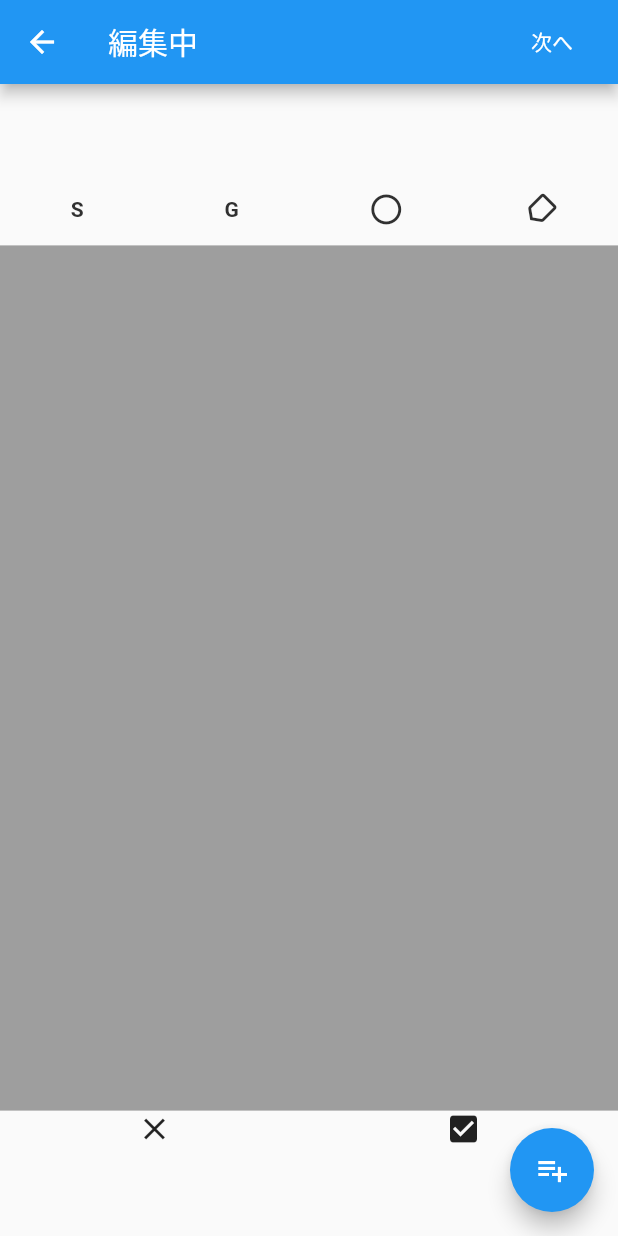
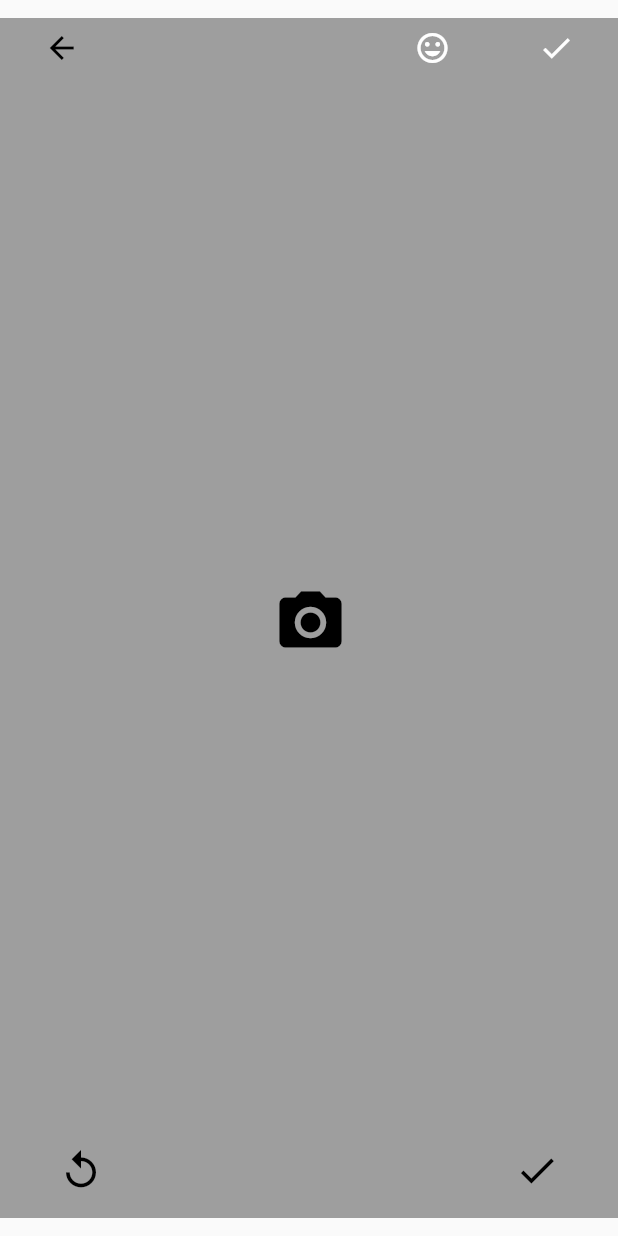
Before and after one commit to yun8686/Bouldering, a Flutter app: the MyImagePage screen opened directly, on a phone screen of 412 x 824 dp. Run offline on Flutter 3.47's test engine with Material 2 defaults, Android fonts, the light colour scheme and no system bars; our stand-ins replace auto_size_text, bubble, cloud_firestore, firebase_auth, flutter_signin_button, geolocator and 4 more; missing offline and left inert: flutter_picker, google_maps_webservice; accounts and stored records are empty.

Commit message:
画像編集画面：デザイン変更

```diff
--- a/lib/camera/camera.dart
+++ b/lib/camera/camera.dart
@@ -38,6 +38,8 @@ class _MyImagePageState extends State<MyImagePage>{
   //　選択フラグ
   var pressAttention = new List.generate(4, (i)=>false);
   var selectMark = '';
+  // 画像が入っていない場合はtrueでカメラアイコンを表示
+  var _canShowCameraIcon = true;
 
   GlobalKey _canvasKey = GlobalKey();
 
@@ -45,28 +47,192 @@ class _MyImagePageState extends State<MyImagePage>{
   Widget build(BuildContext context) {
     mediasize = MediaQuery.of(context).size;
     return Scaffold(
-      appBar: AppBar(
-        leading: IconButton(
-          icon: Icon(Icons.arrow_back),
-          onPressed: () => Navigator.pop(this.context),
-        ),
-        title: Text("編集中"),
-        actions: <Widget>[
-          FlatButton(
-          textColor: Colors.white,
-          onPressed: () {},
-          child: Text("次へ"),
-          shape: CircleBorder(side: BorderSide(color: Colors.transparent)),
-        ),
-      ],
-     ),
-      body: SafeArea(
+      body:
+      Stack(
+        children: <Widget>[
+          SafeArea(
           child: GestureDetector(
             child:Column(
               mainAxisAlignment: MainAxisAlignment.center,
               children: <Widget>[
-              // マーク選択
-              Row(children: <Widget>[
+                Container(
+                  height: 40,
+                  decoration: new BoxDecoration(
+                    color: Colors.grey,
+                  ),
+                  child:Row(
+                    crossAxisAlignment: CrossAxisAlignment.start,
+                    children: <Widget>[
+                      // 戻るアイコン
+                      SizedBox(
+                        height: 40,
+                        width: MediaQuery.of(context).size.width * 0.2,
+                        child: IconButton(
+                          color: Colors.grey,
+                          icon: Icon(
+                            Icons.arrow_back,
+                            color: Colors.black,
+                          ),
+                          onPressed: () => Navigator.pop(this.context),
+                        ),
+                      ),
+                      // 余白の分
+                      SizedBox(
+                        height: 40,
+                        width: MediaQuery.of(context).size.width * 0.4,
+                      ),
+                      // スタンプを開くアイコン
+                      SizedBox(
+                        height: 40,
+                        width: MediaQuery.of(context).size.width * 0.2,
+                        child: IconButton(
+                          color: Colors.grey,
+                          icon: Icon(
+                            Icons.tag_faces,
+                            color: Colors.white),
+                          onPressed: () => _showModalIcon(),
+                        ),
+                      ),
+                      // 完了するボタン
+                      SizedBox(
+                        height: 40,
+                        width: MediaQuery.of(context).size.width * 0.2,
+                        child: IconButton(
+                          color: Colors.grey,
+                          icon: Icon(
+                            Icons.done,
+                            color: Colors.white),
+                          onPressed: () => _onSave,
+                        ),
+                      ),
+                    ],
+                  ),
+                ),
+                // 写真表示箇所
+                GestureDetector(
+                  onTapUp: _onTapUp,
+                  onLongPressStart: _onLongPressStart,
+                  onLongPressMoveUpdate: _onPointerMove,
+                  onLongPressEnd: _onLongPressEnd,
+                  onScaleUpdate: _onScaleUpdate,
+                  onScaleEnd: _onScaleEnd,
+                  onScaleStart: _onScaleStart,
+                  child:SafeArea(
+                    child: Container(
+                      child: CustomPaint(
+                        key: _canvasKey,
+                        painter: ImagePainter(targetimage, marks, imageFile),
+                      ),
+                      color: Colors.grey,
+                      height: mediasize.height - 64,
+                      width: mediasize.width,
+                    ),
+                  ),
+                ),
+              ],
+            ),
+          ),
+        ),
+        // カメラアイコン
+        Positioned(
+          left: MediaQuery.of(context).size.width * 0.5 - 32,
+          top: MediaQuery.of(context).size.height * 0.5 - 30,
+          child: _canShowCameraIcon
+            ? IconButton(
+            color: Colors.grey,
+            icon: Icon(
+              Icons.camera_alt,
+              color: Colors.black,
+              size: 50
+            ),
+            onPressed: () => _showModalSelectImage(),
+          ) : SizedBox(),
+        ),
+        // 一つ戻るアイコン
+        Positioned(
+          left: 30,
+          bottom: 20,
+          child: IconButton(
+            color: Colors.grey,
+            icon: Icon(
+              Icons.replay,
+              color: Colors.black,
+              size: 30
+            ),
+            onPressed: () => _onLastRemove(),
+          ),
+        ),
+        // 保存するアイコン
+        Positioned(
+          right: 30,
+          bottom: 20,
+          child: IconButton(
+            color: Colors.black,
+            icon: Icon(
+              Icons.done,
+              color: Colors.black,
+              size: 30
+            ),
+            onPressed: () => _onSave,
+          ),
+        ),
+      ]),
+    );
+  }
+
+  void selectArtIcon(number,name){
+    for(var i = 0; i < pressAttention.length; i++) {
+      pressAttention[i] = false;
+    }
+    pressAttention[number] = true;
+    selectMark = name;
+  }
+
+  void _showModalSelectImage() {
+    showModalBottomSheet<void>(
+      context: context,
+      builder: (BuildContext context) {
+        return Column(
+          mainAxisSize: MainAxisSize.min,
+          children: <Widget>[
+            ListTile(
+              leading: Icon(Icons.camera_alt),
+              title: Text('カメラ'),
+              onTap: () {
+                Navigator.pop(context);
+                getCamera().then((v){setState(() {
+                  _canShowCameraIcon = false;
+                });});
+              },
+            ),
+            ListTile(
+              leading: Icon(Icons.filter),
+              title: Text('画像'),
+              onTap: () {
+                Navigator.pop(context);
+                getImage().then((v){setState(() {
+                  _canShowCameraIcon = false;
+                });});
+              },
+            ),
+          ],
+        );
+      },
+    );
+  }
+
+  void _showModalIcon() {
+    showModalBottomSheet<void>(
+      context: context,
+      builder: (BuildContext context) {
+        return Row(
+          mainAxisAlignment: MainAxisAlignment.end,
+          children: <Widget>[
+            // 写真追加
+            IconButton(
+              icon: Icon(Icons.arrow_back),
+              onPressed: () => Navigator.pop(this.context),
+            ),
             Expanded(
               child: Center(
                 child:FlatButton(
@@ -122,92 +288,12 @@ class _MyImagePageState extends State<MyImagePage>{
               ),
             ),
           ],
-              ),
-              // 写真表示箇所
-              GestureDetector(
-                onTapUp: _onTapUp,
-                onLongPressStart: _onLongPressStart,
-                onLongPressMoveUpdate: _onPointerMove,
-                onLongPressEnd: _onLongPressEnd,
-                onScaleUpdate: _onScaleUpdate,
-                onScaleEnd: _onScaleEnd,
-                onScaleStart: _onScaleStart,
-                child:SafeArea(
-                  child: Container(
-                    child: CustomPaint(
-                      key: _canvasKey,
-                      painter: ImagePainter(targetimage, marks, imageFile),
-                    ),
-                    color: Colors.grey,
-                    height: mediasize.height*0.7,
-                    width: mediasize.width,
-
-                  ),
-                ),
-              ),
-              // 画像加工完了ボタン
-              Row(children: <Widget>[
-                Expanded(child: GestureDetector(
-                    child: Icon(Icons.close),
-                    onTapUp: _onReset,
-                  ),
-                ),
-                Expanded(child: GestureDetector(
-                    child: Icon(Icons.check_box),
-                    onTapUp: _onSave,
-                  ),
-                ),
-              ])
-            ],
-          ),
-        ),
-      ),
-      // 編集ボタン
-      floatingActionButton: FloatingActionButton(
-        onPressed: _showModalBottomSheet,
-        child: Icon(Icons.playlist_add),
-      ),
-    );
-  }
-
-  void selectArtIcon(number,name){
-    for(var i = 0; i < pressAttention.length; i++) {
-      pressAttention[i] = false;
-    }
-    pressAttention[number] = true;
-    selectMark = name;
-  }
-
-  void _showModalBottomSheet() {
-    showModalBottomSheet<void>(
-      context: context,
-      builder: (BuildContext context) {
-        return Column(
-          mainAxisSize: MainAxisSize.min,
-          children: <Widget>[
-            ListTile(
-              leading: Icon(Icons.camera_alt),
-              title: Text('カメラ'),
-              onTap: () {
-                Navigator.pop(context);
-                getCamera();
-              },
-            ),
-            ListTile(
-              leading: Icon(Icons.filter),
-              title: Text('画像'),
-              onTap: () {
-                Navigator.pop(context);
-                getImage();
-              },
-            ),
-          ],
         );
       },
     );
   }
 
-  void getCamera() async{
+  Future<void> getCamera() async{
     if(this.imageFile == null){
       File file = await ImagePicker.pickImage(source: ImageSource.camera);
       this.imageFile = file;
@@ -216,7 +302,7 @@ class _MyImagePageState extends State<MyImagePage>{
       ImagePainter.ms(targetimage, marks, imageFile, mediasize).saveImage();
     }
   }
-  void getImage() async{
+  Future<void> getImage() async{
     if(this.imageFile == null){
       File file = await ImagePicker.pickImage(source: ImageSource.gallery);
       this.imageFile = file;
@@ -293,10 +379,12 @@ class _MyImagePageState extends State<MyImagePage>{
     });
   }
 
-  // リセット処理
-  void _onReset(TapUpDetails details){
+  // 一つ前に戻る処理
+  void _onLastRemove(){
     setState(() {
-      marks = List<Mark>();
+      if(marks.length != 0){
+        marks.removeLast();
+      }
     });
   }
 
```
Lines whose indentation alone changed are shown as unchanged.
